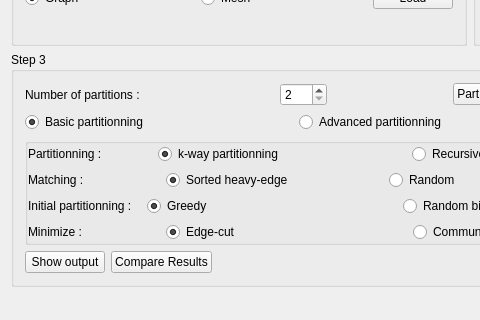
hsoudry/cranfieldgroupproject2016, file mainwindow.ui: the form before one commit; both pictures show x 0 to 480 and y 144 to 464 of the 592 by 464 pixel window.
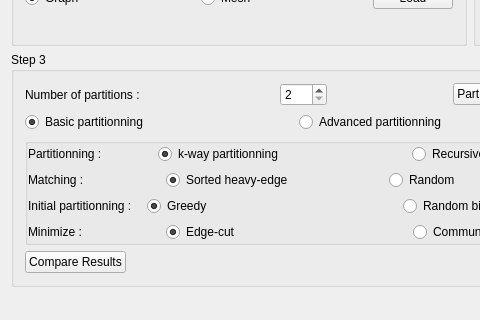
The form after the commit.

Commit message: Working tabular comparison TODO: grayout "compare" button, change the order in the table (change names in the first column)

```diff
--- a/mainwindow.ui
+++ b/mainwindow.ui
@@ -618,13 +618,6 @@
              <item>
               <widget class="QPushButton" name="pushButtonTextOutput">
                <property name="text">
-                <string>Show output</string>
-               </property>
-              </widget>
-             </item>
-             <item>
-              <widget class="QPushButton" name="pushButtonCompareResults">
-               <property name="text">
                 <string>Compare Results</string>
                </property>
               </widget>
```
The commit also changes 6 other files.
